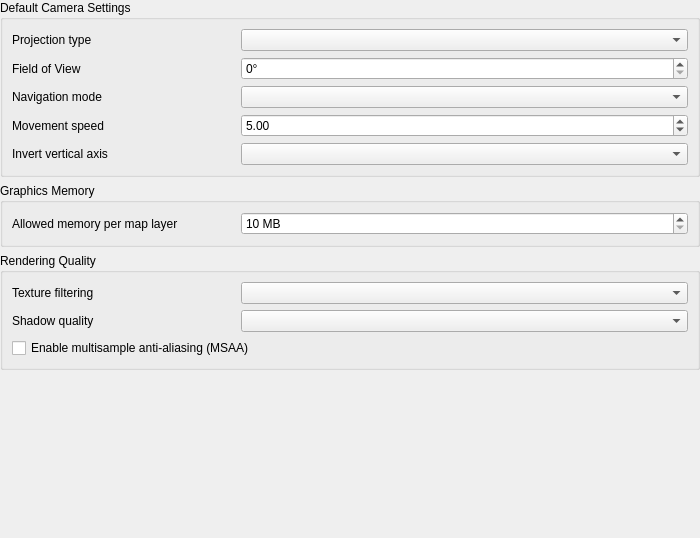
Before: the Qt Designer form src/ui/3d/qgs3doptionsbase.ui in qgis/QGIS, drawn with Qt 5.
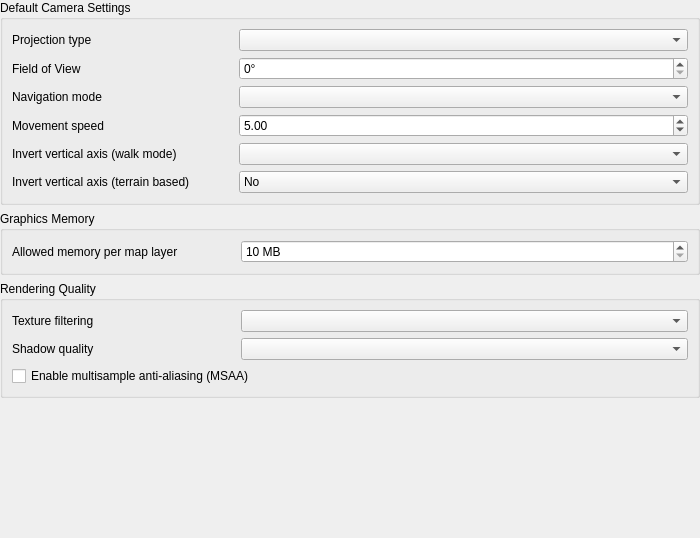
After: the same form once the commit is applied. Custom widgets are drawn as their Qt base class.

Commit message: Split 3D inverted Y settings into two based on camera mode

What changed in the file:
```diff
--- a/src/ui/3d/qgs3doptionsbase.ui
+++ b/src/ui/3d/qgs3doptionsbase.ui
@@ -63,6 +63,103 @@
         <property name="bottomMargin">
          <number>0</number>
         </property>
+        <item row="0" column="0">
+         <widget class="QGroupBox" name="cameraTerrain">
+          <property name="title">
+           <string>Default Camera Settings</string>
+          </property>
+          <layout class="QGridLayout" name="gridLayout">
+           <item row="1" column="1" colspan="2">
+            <widget class="QComboBox" name="cboCameraProjectionType"/>
+           </item>
+           <item row="1" column="0">
+            <widget class="QLabel" name="labelCameraProjectionType">
+             <property name="text">
+              <string>Projection type</string>
+             </property>
+            </widget>
+           </item>
+           <item row="2" column="0">
+            <widget class="QLabel" name="labelFieldofView">
+             <property name="text">
+              <string>Field of View</string>
+             </property>
+            </widget>
+           </item>
+           <item row="2" column="1" colspan="2">
+            <widget class="QgsSpinBox" name="spinCameraFieldOfView">
+             <property name="suffix">
+              <string>°</string>
+             </property>
+             <property name="maximum">
+              <number>180</number>
+             </property>
+            </widget>
+           </item>
+           <item row="3" column="0">
+            <widget class="QLabel" name="labelCameraNavigationMode">
+             <property name="text">
+              <string>Navigation mode</string>
+             </property>
+            </widget>
+           </item>
+           <item row="3" column="1" colspan="2">
+            <widget class="QComboBox" name="mCameraNavigationModeCombo"/>
+           </item>
+           <item row="4" column="0">
+            <widget class="QLabel" name="labelMovementSpeed">
+             <property name="text">
+              <string>Movement speed</string>
+             </property>
+            </widget>
+           </item>
+           <item row="4" column="1" colspan="2">
+            <widget class="QgsDoubleSpinBox" name="mCameraMovementSpeed">
+             <property name="minimum">
+              <double>0.010000000000000</double>
+             </property>
+             <property name="singleStep">
+              <double>1.000000000000000</double>
+             </property>
+             <property name="value">
+              <double>5.000000000000000</double>
+             </property>
+            </widget>
+           </item>
+           <item row="5" column="0">
+            <widget class="QLabel" name="labelInvertVerticalAxis">
+             <property name="text">
+              <string>Invert vertical axis (walk mode)</string>
+             </property>
+            </widget>
+           </item>
+           <item row="5" column="1" colspan="2">
+            <widget class="QComboBox" name="mInvertVerticalAxisCombo"/>
+           </item>
+           <item row="6" column="0">
+            <widget class="QLabel" name="labelInvertVerticalAxisTerrain">
+             <property name="text">
+              <string>Invert vertical axis (terrain based)</string>
+             </property>
+            </widget>
+           </item>
+           <item row="6" column="1" colspan="2">
+            <widget class="QComboBox" name="mInvertVerticalAxisTerrainCombo">
+             <item>
+              <property name="text">
+               <string>No</string>
+              </property>
+             </item>
+             <item>
+              <property name="text">
+               <string>Yes</string>
+              </property>
+             </item>
+            </widget>
+           </item>
+          </layout>
+         </widget>
+        </item>
         <item row="1" column="0">
          <widget class="QGroupBox" name="groupBox">
           <property name="title">
@@ -98,19 +195,6 @@
           </layout>
          </widget>
         </item>
-        <item row="3" column="0">
-         <spacer name="verticalSpacer">
-          <property name="orientation">
-           <enum>Qt::Orientation::Vertical</enum>
-          </property>
-          <property name="sizeHint" stdset="0">
-           <size>
-            <width>20</width>
-            <height>40</height>
-           </size>
-          </property>
-         </spacer>
-        </item>
         <item row="2" column="0">
          <widget class="QGroupBox" name="groupBox_2">
           <property name="title">
@@ -147,81 +231,18 @@
           </layout>
          </widget>
         </item>
-        <item row="0" column="0">
-         <widget class="QGroupBox" name="cameraTerrain">
-          <property name="title">
-           <string>Default Camera Settings</string>
+        <item row="3" column="0">
+         <spacer name="verticalSpacer">
+          <property name="orientation">
+           <enum>Qt::Orientation::Vertical</enum>
           </property>
-          <layout class="QGridLayout" name="gridLayout" columnstretch="1,2">
-           <item row="0" column="0">
-            <widget class="QLabel" name="labelCameraProjectionType">
-             <property name="text">
-              <string>Projection type</string>
-             </property>
-            </widget>
-           </item>
-           <item row="0" column="1">
-            <widget class="QComboBox" name="cboCameraProjectionType"/>
-           </item>
-           <item row="1" column="0">
-            <widget class="QLabel" name="labelFieldofView">
-             <property name="text">
-              <string>Field of View</string>
-             </property>
-            </widget>
-           </item>
-           <item row="1" column="1">
-            <widget class="QgsSpinBox" name="spinCameraFieldOfView">
-             <property name="suffix">
-              <string>°</string>
-             </property>
-             <property name="maximum">
-              <number>180</number>
-             </property>
-            </widget>
-           </item>
-           <item row="2" column="0">
-            <widget class="QLabel" name="labelCameraNavigationMode">
-             <property name="text">
-              <string>Navigation mode</string>
-             </property>
-            </widget>
-           </item>
-           <item row="2" column="1">
-            <widget class="QComboBox" name="mCameraNavigationModeCombo"/>
-           </item>
-           <item row="3" column="0">
-            <widget class="QLabel" name="labelMovementSpeed">
-             <property name="text">
-              <string>Movement speed</string>
-             </property>
-            </widget>
-           </item>
-           <item row="3" column="1">
-            <widget class="QgsDoubleSpinBox" name="mCameraMovementSpeed">
-             <property name="minimum">
-              <double>0.010000000000000</double>
-             </property>
-             <property name="singleStep">
-              <double>1.000000000000000</double>
-             </property>
-             <property name="value">
-              <double>5.000000000000000</double>
-             </property>
-            </widget>
-           </item>
-           <item row="4" column="0">
-            <widget class="QLabel" name="labelCameraNavigationMode_2">
-             <property name="text">
-              <string>Invert vertical axis</string>
-             </property>
-            </widget>
-           </item>
-           <item row="4" column="1">
-            <widget class="QComboBox" name="mInvertVerticalAxisCombo"/>
-           </item>
-          </layout>
-         </widget>
+          <property name="sizeHint" stdset="0">
+           <size>
+            <width>20</width>
+            <height>40</height>
+           </size>
+          </property>
+         </spacer>
         </item>
        </layout>
       </widget>
```
Left out of the diff: 1 changed line with no effect on the pictures. The commit also changes 5 other files.
